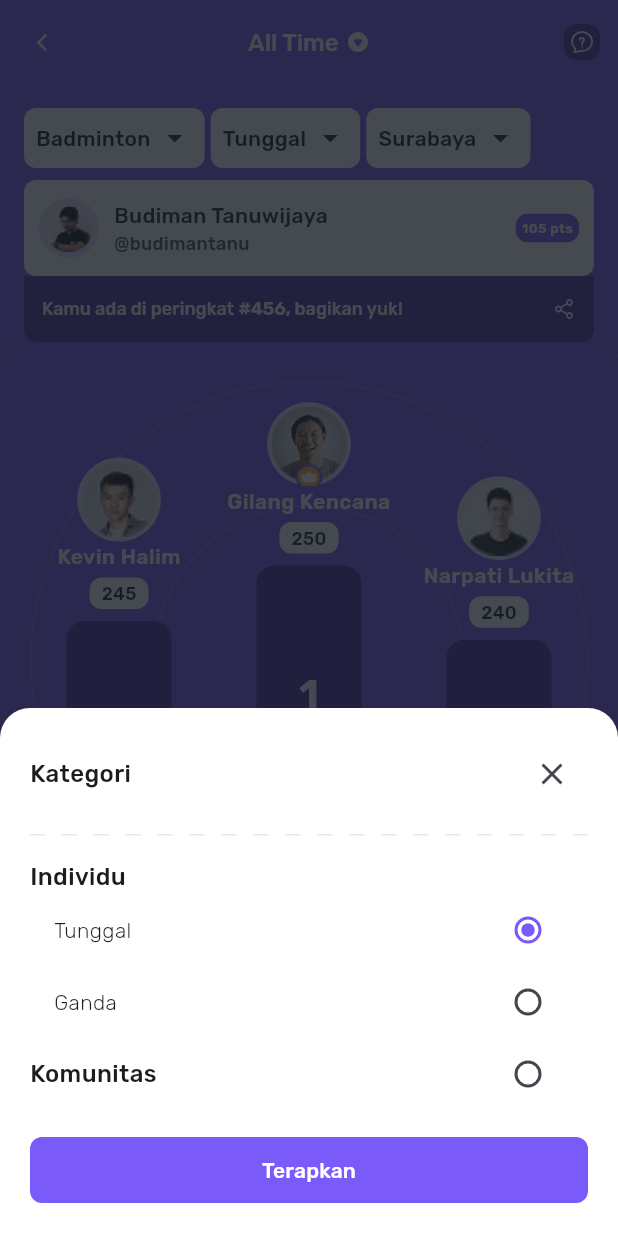
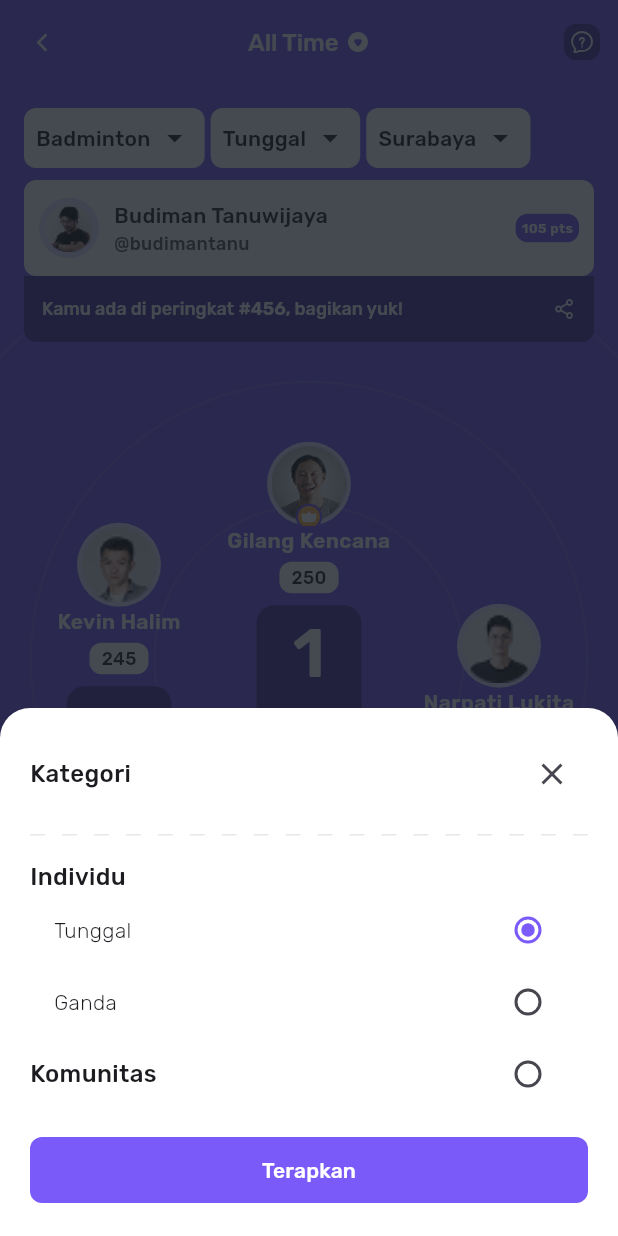
Before and after one commit to ezaatama/test_case_ayo, a Flutter app: the screen it shows after launch, after a tap on "Tunggal", on a phone screen of 412 x 824 dp. Run offline on Flutter 3.47's test engine with Material 3 defaults, Android fonts, the phone set to English and light mode, and no system bars; our stand-ins replace bloc, equatable, flutter_bloc, flutter_svg.

Commit message:
[update] fix responsive bottom sheet

```diff
--- a/lib/comp/modal/bottomsheet_faq.dart
+++ b/lib/comp/modal/bottomsheet_faq.dart
@@ -13,9 +13,9 @@ void showPointRulesModal(BuildContext context) {
     builder: (context) {
       return Padding(
         padding: const EdgeInsets.all(16.0),
-        child: Column(
-          mainAxisSize: MainAxisSize.min,
-          crossAxisAlignment: CrossAxisAlignment.start,
+        child: ListView(
+          shrinkWrap: true, // ← PENTING: shrinkWrap true
+          physics: const ClampingScrollPhysics(),
           children: [
             // Header
             Row(
--- a/lib/comp/modal/filter_category_bottomsheet.dart
+++ b/lib/comp/modal/filter_category_bottomsheet.dart
@@ -1,14 +1,10 @@
 // widgets/sport_bottom_sheet.dart
 import 'package:flutter/material.dart';
-import 'package:flutter_bloc/flutter_bloc.dart';
 import 'package:test_case_ayo/comp/button/primary_button.dart';
 import 'package:test_case_ayo/comp/separator.dart';
-import 'package:test_case_ayo/data/leaderboard_cubit.dart';
-import 'package:test_case_ayo/model/data_dummy.dart';
 import 'package:test_case_ayo/model/leaderboard_model.dart';
 
 // widgets/filter_bottom_sheet.dart
-import 'package:flutter/material.dart';
 import 'package:test_case_ayo/utils/constant.dart';
 
 class FilterCategoryBottomSheet extends StatefulWidget {
@@ -63,9 +59,9 @@ class _FilterCategoryBottomSheetState extends State<FilterCategoryBottomSheet> {
           topRight: Radius.circular(20),
         ),
       ),
-      child: Column(
-        mainAxisSize: MainAxisSize.min,
-        crossAxisAlignment: CrossAxisAlignment.stretch,
+      child: ListView(
+        shrinkWrap: true, // ← PENTING: shrinkWrap true
+        physics: const ClampingScrollPhysics(),
         children: [
           // Header
           Row(
@@ -97,31 +93,22 @@ class _FilterCategoryBottomSheetState extends State<FilterCategoryBottomSheet> {
                   fontWeight: FontUI.WEIGHT_REGULAR,
                 ),
               ),
-              ListView.builder(
-                shrinkWrap: true,
-                itemCount: individuOptions.length,
-                itemBuilder: (context, index) {
-                  final option = individuOptions[index];
-                  return Container(
-                    padding: const EdgeInsets.symmetric(horizontal: 16),
-                    child: _buildIndividuItem(context, option),
-                  );
-                },
+              Padding(
+                padding: const EdgeInsets.only(left: 16, right: 16),
+                child: Column(
+                  children: individuOptions.map((e) {
+                    return _buildIndividuItem(context, e);
+                  }).toList(),
                 ),
-            ],
               ),
-          ListView.builder(
-            shrinkWrap: true,
-            itemCount: komunitasOptions.length,
-            itemBuilder: (context, index) {
-              final option = komunitasOptions[index];
+              Column(
+                children: komunitasOptions.map((e) {
                   return Container(
                     padding: const EdgeInsets.only(right: 16),
-                child: _buildKomunitasItem(context, option),
+                    child: _buildKomunitasItem(context, e),
                   );
-            },
+                }).toList(),
               ),
-
               // Apply Button
               const SizedBox(height: 16),
               PrimaryButton(
@@ -139,6 +126,8 @@ class _FilterCategoryBottomSheetState extends State<FilterCategoryBottomSheet> {
                   // Tutup bottom sheet
                   Navigator.pop(context);
                 },
+              ),
+            ],
           ),
         ],
       ),
--- a/lib/comp/modal/filter_periode_bottomsheet.dart
+++ b/lib/comp/modal/filter_periode_bottomsheet.dart
@@ -51,9 +51,9 @@ class _FilterPeriodeBottomSheetState extends State<FilterPeriodeBottomSheet> {
           topRight: Radius.circular(20),
         ),
       ),
-      child: Column(
-        mainAxisSize: MainAxisSize.min,
-        crossAxisAlignment: CrossAxisAlignment.stretch,
+      child: ListView(
+        shrinkWrap: true, // ← PENTING: shrinkWrap true
+        physics: const ClampingScrollPhysics(),
         children: [
           // Header
           Row(
--- a/lib/view/leaderboard_screen.dart
+++ b/lib/view/leaderboard_screen.dart
@@ -321,7 +321,11 @@ class _LeaderboardScreenState extends State<LeaderboardScreen> {
               // Podium section - hanya tampilkan jika ada data
               if (topThree.isNotEmpty) ...[
                 const SizedBox(height: 20),
-                _buildPodiumSection(topThree, state.currentCategory),
+                Expanded(
+                  // Gunakan Expanded untuk mengambil sisa space
+                  flex: 2, // Adjust flex factor sesuai kebutuhan
+                  child: _buildPodiumSection(topThree, state.currentCategory),
+                ),
               ] else ...[
                 // Tampilkan placeholder jika tidak ada podium
                 const SizedBox(height: 40),
@@ -870,15 +874,25 @@ class _LeaderboardScreenState extends State<LeaderboardScreen> {
     List<LeaderboardItem> topThree,
     String currentCategory,
   ) {
-    final screenHeight = MediaQuery.of(context).size.height;
+    // final screenHeight = MediaQuery.of(context).size.height;
 
-    // Base height dengan minimum value
-    final baseHeight = max(screenHeight * 0.15, 80.0);
+    // // Base height dengan minimum value
+    // final baseHeight = max(screenHeight * 0.15, 80.0);
 
-    final podiumHeight1 = baseHeight * 1.4; // Juara 1
-    final podiumHeight2 = baseHeight * 1.1; // Juara 2
-    final podiumHeight3 = baseHeight; // Juara 3
-    return Column(
+    // final podiumHeight1 = baseHeight * 3.0; // Juara 1
+    // final podiumHeight2 = baseHeight * 2.5; // Juara 2
+    // final podiumHeight3 = baseHeight * 2.4; // Juara 3
+    return LayoutBuilder(
+      builder: (context, constraints) {
+        // Pastikan minimal height tertentu
+        final availableHeight = max(constraints.maxHeight, 150.0);
+
+        final podiumHeight1 = availableHeight * 0.7;
+        final podiumHeight2 = availableHeight * 0.6;
+        final podiumHeight3 = availableHeight * 0.5;
+        return Container(
+          height: availableHeight,
+          child: Column(
             crossAxisAlignment: CrossAxisAlignment.stretch,
             mainAxisAlignment: MainAxisAlignment.center,
             children: [
@@ -921,6 +935,9 @@ class _LeaderboardScreenState extends State<LeaderboardScreen> {
                 ],
               ),
             ],
+          ),
+        );
+      },
     );
   }
 
@@ -1123,19 +1140,19 @@ class _LeaderboardScreenState extends State<LeaderboardScreen> {
 
         // Podium
         Container(
-          alignment: Alignment.center,
+          alignment: Alignment.topCenter,
           width: 70,
           height: height,
           decoration: BoxDecoration(
-            color: Colors.deepPurple.shade700,
+            color: ColorUI.PRIMARY_DARK,
             borderRadius: BorderRadius.circular(12),
           ),
           child: Text(
             item.rank.toString(),
-            style: const TextStyle(
-              color: Colors.white,
-              fontSize: 26,
-              fontWeight: FontWeight.bold,
+            style: TextStyleUI.SUBTITLE1.copyWith(
+              fontSize: 45,
+              color: ColorUI.WHITE,
+              fontWeight: FontUI.WEIGHT_SEMI_BOLD,
             ),
           ),
         ),
```
Also changed, not shown: lib/comp/modal/filter_cabor_bottomsheet.dart (+5 -9 lines), lib/comp/modal/filter_location_bottomsheet.dart (+6 -9 lines). Lines whose indentation alone changed are shown as unchanged.
